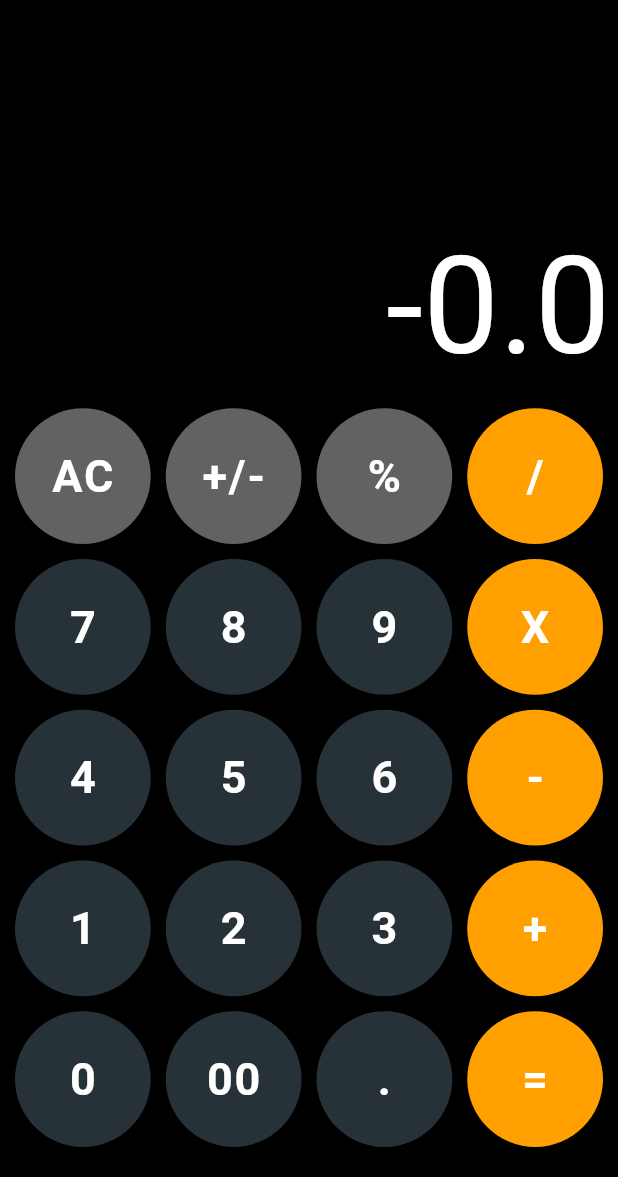
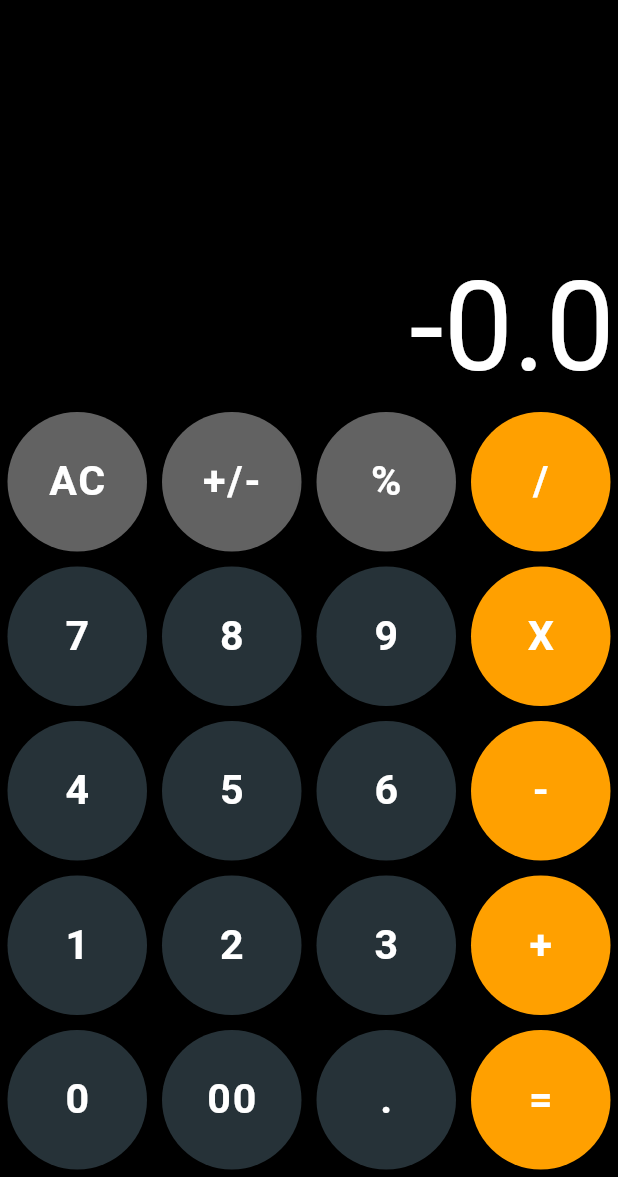
Before and after one commit to Kavinraja-G/Calculator_FlutterApp, a Flutter app: the screen it shows after launch, after a tap on "+/-", on a phone screen of 412 x 824 dp, the part 59-1236 px from its top. Run offline on Flutter 3.47's test engine with Material 2 defaults, Android fonts, the phone set to English and light mode, and no system bars.

Commit message:
App response update

```diff
--- a/lib/main.dart
+++ b/lib/main.dart
@@ -29,6 +29,7 @@ class HomePage extends StatefulWidget {
 
 class _HomePageState extends State<HomePage> {
   bool operatorStatus = false;
+  var currOperation = " ";
   var toPerform = "";
   var left = "";
   var right = "";
@@ -69,19 +70,35 @@ class _HomePageState extends State<HomePage> {
         child: Column(
           mainAxisAlignment: MainAxisAlignment.end,
           children: <Widget>[
+
+//INDICATOR FOR CURRENT OPERATION (TOP RIGHT)
+            Container(
+              child: Align(
+                alignment: Alignment.centerRight,
+                child: FittedBox(
+                    child: Text(
+                  '$currOperation',
+                  style: TextStyle(color: Colors.white,
+                  fontSize: 20),
+                )),
+              ),
+            ),
+
 //NUMBER FIELD
             OutputField(_fieldText),
 
 //GRID LAYOUT WIDGETS
-            Container(
+            GridView.builder(
+              shrinkWrap: true,
+              gridDelegate: SliverGridDelegateWithFixedCrossAxisCount(
+                childAspectRatio: MediaQuery.of(context).size.width /
+                (MediaQuery.of(context).size.height / 2),
+                crossAxisCount: 4,
+              ),
+              itemCount: 20,
+              itemBuilder: (context, index){
+                return Container(
                   padding: EdgeInsets.all(5),
-                color: Colors.black,
-                child: GridView.count(
-                  shrinkWrap: true,
-                  crossAxisCount: 4,
-                  children: List.generate(20, (index) {
-                    return Padding(
-                      padding: const EdgeInsets.all(5),
                   child: FloatingActionButton(
                   onPressed: () {
                     _onPressChange(index);
@@ -99,18 +116,15 @@ class _HomePageState extends State<HomePage> {
                     options[index],
                     style: TextStyle(
                       fontWeight: FontWeight.bold,
-                            fontSize: 30,
+                      fontSize: MediaQuery.of(context).size.width / 15,
                     ),
                   ),
                     ),
                 );
-                  }),
-                )),
+              },
+            ),
 
 //Some Padding at the bottom
-            SizedBox(
-              height: 10,
-            ),
           ],
         ),
       ),
@@ -126,6 +140,7 @@ class _HomePageState extends State<HomePage> {
       operatorStatus = false;
       left = "";
       right = "";
+      currOperation = " ";
       setState(() {});
     } else if (fieldEffect.contains(op)) {
       _fieldText = ctrl.changeField(_fieldText, op);
@@ -137,6 +152,7 @@ class _HomePageState extends State<HomePage> {
       left = _fieldText;
       _fieldText = "0";
       toPerform = op;
+      currOperation = toPerform;
       setState(() {});
     } else if (left.isNotEmpty && right.isNotEmpty && operations.contains(op)) {
       _fieldText = ctrl.performOperation(left, right, op);
@@ -160,11 +176,13 @@ class _HomePageState extends State<HomePage> {
       left = _fieldText;
       right = "";
       toPerform = "";
+      currOperation = " ";
       setState(() {});
     } else {
       operatorStatus = false;
       left = "";
       right = "";
+      currOperation = " ";
       setState(() {
         _fieldText = "0";
       });
--- a/lib/widgets/output_field.dart
+++ b/lib/widgets/output_field.dart
@@ -9,15 +9,15 @@ class OutputField extends StatelessWidget {
   Widget build(BuildContext context) {
     return Container(
       color: Colors.black,
-      padding: EdgeInsets.all(5),
+      padding: EdgeInsets.fromLTRB(2, 2, 2, 2),
       child: Align(
-        alignment: Alignment.centerRight,
-        child: FittedBox(
+        alignment: Alignment.topRight,
+              child: FittedBox(
           fit: BoxFit.fitWidth,
           child: Text(
             _fieldText,
             style: TextStyle(
-              fontSize: 90,
+              fontSize: MediaQuery.of(context).size.width / 5,
               color: Colors.white,
             ),
           ),
```
Lines whose indentation alone changed are shown as unchanged.
